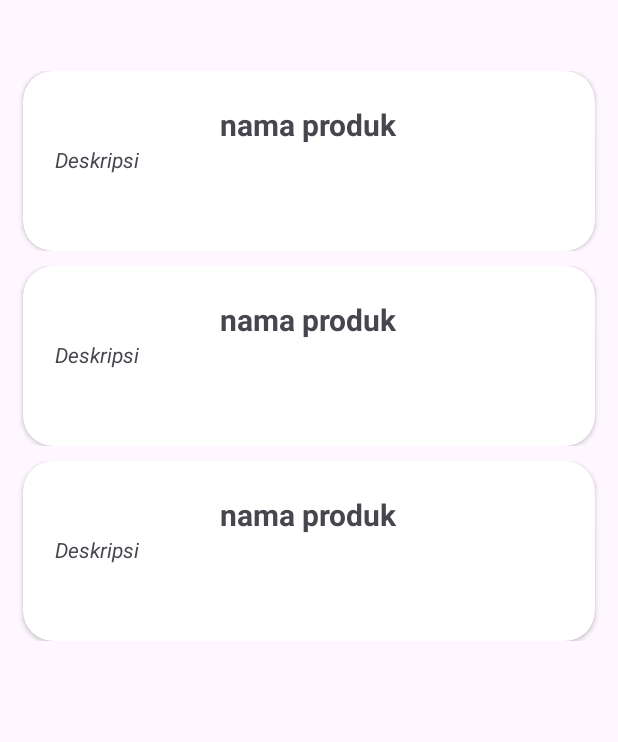
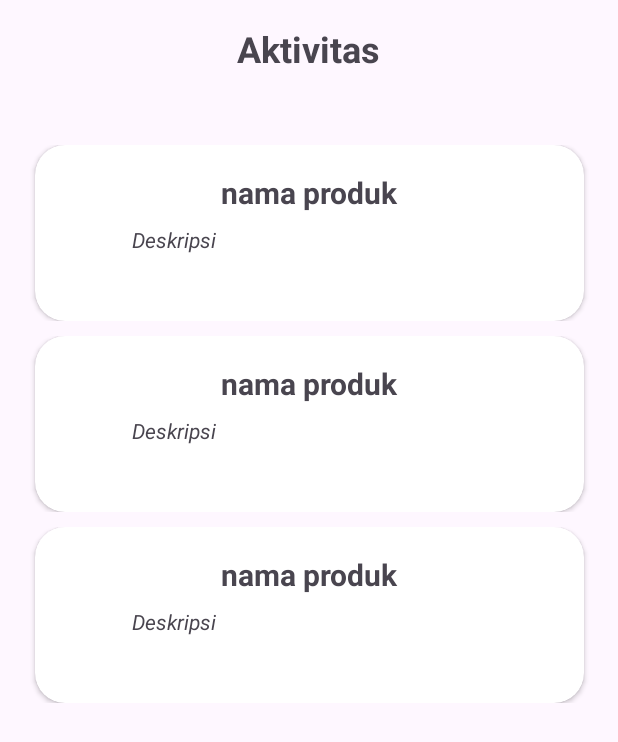
Before and after one commit to vianozx/BantalApp, an Android app: the layout fragment_activity.xml on its own in the app's theme, with its tools: preview values and no code run, on a phone screen of 412 x 824 dp. Shown: the top 742 px of the screen. Run offline under Robolectric (Android 15) with nearby library versions, the phone set to English and light mode, and no system bars.

```diff
--- a/app/src/main/res/layout/fragment_activity.xml
+++ b/app/src/main/res/layout/fragment_activity.xml
@@ -7,17 +7,29 @@
     android:layout_height="match_parent"
     tools:context=".MainActivity">
 
+    <TextView
+        android:id="@+id/textView3"
+        android:layout_width="wrap_content"
+        android:layout_height="wrap_content"
+        android:layout_marginTop="16dp"
+        android:text="Aktivitas"
+        android:textSize="24sp"
+        android:textStyle="bold"
+        app:layout_constraintEnd_toEndOf="parent"
+        app:layout_constraintHorizontal_bias="0.498"
+        app:layout_constraintStart_toStartOf="parent"
+        app:layout_constraintTop_toTopOf="parent" />
+
     <androidx.recyclerview.widget.RecyclerView
         android:id="@+id/rvProduk"
         android:layout_width="409dp"
         android:layout_height="729dp"
         android:layout_marginStart="1dp"
-        android:layout_marginTop="1dp"
+        android:layout_marginTop="50dp"
         android:layout_marginEnd="1dp"
-        android:layout_marginBottom="1dp"
         app:layout_constraintBottom_toBottomOf="parent"
         app:layout_constraintEnd_toEndOf="parent"
         app:layout_constraintStart_toStartOf="parent"
-        app:layout_constraintTop_toTopOf="parent"
+        app:layout_constraintTop_toBottomOf="@id/textView3"
         tools:listitem="@layout/produk_card" />
 </androidx.constraintlayout.widget.ConstraintLayout>
--- a/app/src/main/res/layout/fragment_mood.xml
+++ b/app/src/main/res/layout/fragment_mood.xml
@@ -33,7 +33,8 @@
                 android:layout_height="wrap_content"
                 android:layout_marginStart="20dp"
                 android:layout_marginEnd="20dp"
-                app:cardCornerRadius="30dp">
+                app:cardCornerRadius="30dp"
+                app:cardBackgroundColor="@color/blue">
 
                 <TextView
                     android:id="@+id/pertanyaan1"
@@ -97,7 +98,8 @@
                 android:layout_marginStart="20dp"
                 android:layout_marginTop="20dp"
                 android:layout_marginEnd="20dp"
-                app:cardCornerRadius="30dp">
+                app:cardCornerRadius="30dp"
+                app:cardBackgroundColor="@color/blue">
 
                 <TextView
                     android:id="@+id/pertanyaan2"
@@ -126,7 +128,8 @@
                 android:layout_marginStart="20dp"
                 android:layout_marginTop="20dp"
                 android:layout_marginEnd="20dp"
-                app:cardCornerRadius="30dp">
+                app:cardCornerRadius="30dp"
+                app:cardBackgroundColor="@color/blue">
 
                 <TextView
                     android:id="@+id/pertanyaan3"
@@ -155,7 +158,8 @@
                 android:layout_marginStart="20dp"
                 android:layout_marginTop="20dp"
                 android:layout_marginEnd="20dp"
-                app:cardCornerRadius="30dp">
+                app:cardCornerRadius="30dp"
+                app:cardBackgroundColor="@color/blue">
 
                 <TextView
                     android:id="@+id/pertanyaan4"
--- a/app/src/main/res/layout/produk_card.xml
+++ b/app/src/main/res/layout/produk_card.xml
@@ -9,16 +9,16 @@
     <androidx.cardview.widget.CardView
         android:layout_width="wrap_content"
         android:layout_height="wrap_content"
-        android:layout_marginStart="20dp"
-        android:layout_marginEnd="20dp"
+        android:layout_marginStart="30dp"
+        android:layout_marginEnd="30dp"
         app:cardCornerRadius="20dp"
         app:layout_constraintEnd_toEndOf="parent"
         app:layout_constraintStart_toStartOf="parent"
         app:layout_constraintTop_toTopOf="parent">
 
         <androidx.constraintlayout.widget.ConstraintLayout
-            android:layout_width="377dp"
-            android:layout_height="116dp"
+            android:layout_width="362dp"
+            android:layout_height="113dp"
             android:layout_gravity="center"
             android:layout_margin="2dp"
             android:layout_marginLeft="2dp"
@@ -28,22 +28,23 @@
                 android:id="@+id/tvJudul"
                 android:layout_width="0dp"
                 android:layout_height="wrap_content"
-                android:layout_marginStart="129dp"
-                android:layout_marginTop="20dp"
+                android:layout_marginTop="16dp"
                 android:gravity="center"
                 android:text="nama produk"
                 android:textSize="20sp"
                 android:textStyle="bold"
+                app:layout_constraintEnd_toEndOf="parent"
                 app:layout_constraintStart_toStartOf="parent"
                 app:layout_constraintTop_toTopOf="parent" />
 
             <TextView
                 android:id="@+id/tvDeskripsi"
-                android:layout_width="230dp"
-                android:layout_height="wrap_content"
-                android:layout_marginEnd="128dp"
+                android:layout_width="239dp"
+                android:layout_height="45dp"
+                android:layout_marginTop="8dp"
+                android:layout_marginEnd="60dp"
                 android:ellipsize="end"
-                android:maxLines="10"
+                android:maxLines="15"
                 android:text="Deskripsi"
                 android:textSize="14sp"
                 android:textStyle="italic"
```
